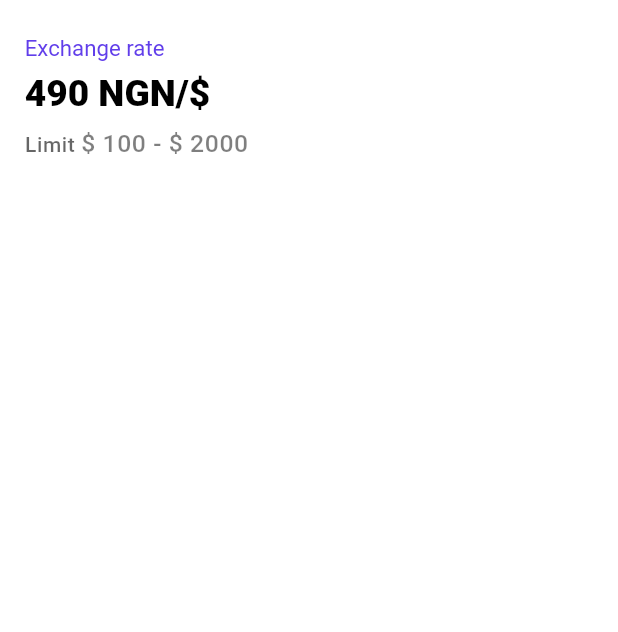
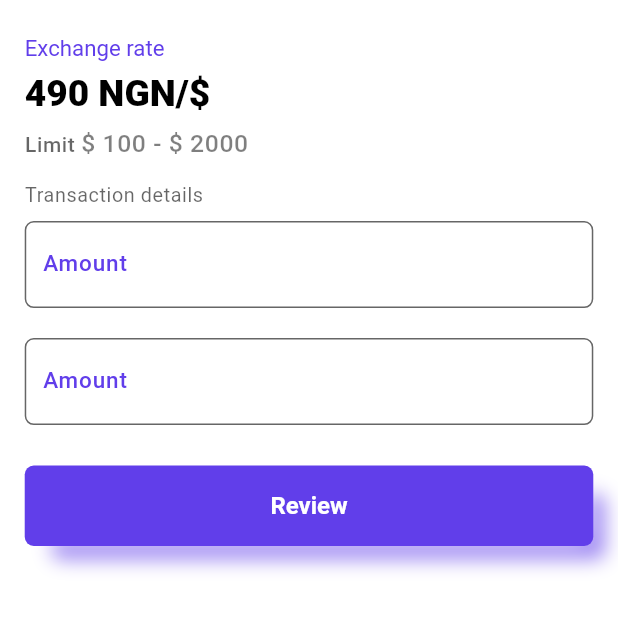
Before and after one commit to topoika/money-x, a Flutter app: the BuyFiatDetails screen opened by its route, on a phone screen of 412 x 824 dp, the part 52-684 px from its top. Run offline on Flutter 3.47's test engine with Material 2 defaults, Android fonts, the phone set to English and light mode, and no system bars; our stand-ins replace flutter_multi_formatter, google_fonts, shared_preferences; accounts and stored records are empty; Roboto replaces fonts that are missing (Sarabun).

Commit message:
buy one fiat page

```diff
--- a/lib/base/components/texts_widgets.dart
+++ b/lib/base/components/texts_widgets.dart
@@ -68,3 +68,13 @@ Color getColor(String type) {
       return black.withOpacity(.4);
   }
 }
+
+Widget smallText(BuildContext context, String text, double font,
+        {FontWeight fontWeight = FontWeight.w400}) =>
+    Text(
+      text,
+      style: Theme.of(context).textTheme.bodyText2!.copyWith(
+          color: Theme.of(context).textTheme.bodyText2!.color!.withOpacity(.6),
+          fontWeight: fontWeight,
+          fontSize: getWidth(context, font)),
+    );
--- a/lib/base/helper/decorations.dart
+++ b/lib/base/helper/decorations.dart
@@ -59,3 +59,28 @@ InputDecoration inputDecoration(BuildContext context, String hint, String label,
             BorderSide(color: Theme.of(context).primaryColor, width: .7),
       ),
     );
+InputDecoration amountTextInputDecoration(
+        BuildContext context, String hint, label, suffix) =>
+    InputDecoration(
+      hintText: hint,
+      labelText: label,
+      suffix: Text(suffix, style: Theme.of(context).textTheme.headline6),
+      labelStyle: TextStyle(
+          color: Theme.of(context).primaryColor, fontWeight: FontWeight.w500),
+      hintStyle: Theme.of(context)
+          .textTheme
+          .bodySmall!
+          .copyWith(color: Theme.of(context).textTheme.headline6!.color),
+      fillColor: Theme.of(context).scaffoldBackgroundColor.withOpacity(.3),
+      filled: true,
+      border: OutlineInputBorder(
+        borderRadius: BorderRadius.circular(6),
+        borderSide:
+            BorderSide(color: Theme.of(context).primaryColor, width: .7),
+      ),
+      focusedBorder: OutlineInputBorder(
+        borderRadius: BorderRadius.circular(6),
+        borderSide:
+            BorderSide(color: Theme.of(context).primaryColor, width: .7),
+      ),
+    );
--- a/lib/base/helper/theme.dart
+++ b/lib/base/helper/theme.dart
@@ -9,6 +9,9 @@ ThemeData lightTheme() => ThemeData(
       accentColor: const Color(0xFFFF7D00),
       fontFamily: GoogleFonts.sarabun().fontFamily,
       textTheme: TextTheme(
+        headline1: TextStyle(
+          color: Colors.black,
+        ),
         headline6: TextStyle(
             color: purple,
             fontWeight: FontWeight.w600,
--- a/lib/base/views/buy_one_fiat.dart
+++ b/lib/base/views/buy_one_fiat.dart
@@ -1,8 +1,11 @@
 import 'package:flutter/material.dart';
+import 'package:flutter_multi_formatter/flutter_multi_formatter.dart';
 
 import '../components/custom_appbars.dart';
+import '../components/custom_buttons.dart';
 import '../components/texts_widgets.dart';
 import '../helper/constants.dart';
+import '../helper/decorations.dart';
 
 class BuyFiatDetails extends StatefulWidget {
   const BuyFiatDetails({super.key});
@@ -12,6 +15,7 @@ class BuyFiatDetails extends StatefulWidget {
 }
 
 class _BuyFiatDetailsState extends State<BuyFiatDetails> {
+  TextEditingController ngn = TextEditingController();
   @override
   Widget build(BuildContext context) {
     return Scaffold(
@@ -28,7 +32,62 @@ class _BuyFiatDetailsState extends State<BuyFiatDetails> {
               vertical: getWidth(context, 2.4),
             ),
             child: limitText(context, 'Limit ', '\$ 100 - \$ 2000'),
-          )
+          ),
+          const SizedBox(height: 7),
+          smallText(context, "Transaction details", 3.2,
+              fontWeight: FontWeight.w400),
+          Padding(
+            padding: const EdgeInsets.symmetric(vertical: 10),
+            child: TextFormField(
+              cursorColor: Theme.of(context).primaryColor,
+              keyboardType: TextInputType.number,
+              inputFormatters: [
+                MoneyInputFormatter(
+                    thousandSeparator: ThousandSeparator.Comma,
+
+                    mantissaLength: 0)
+              ],
+              cursorWidth: 1,
+              onChanged: (val) {
+                var value = double.tryParse(val);
+                if (value != null) {
+                  value = value * 490;
+                  setState(() {
+                    ngn.text = value!.toStringAsFixed(2).toString();
+                  });
+                } else {
+                  ngn.clear();
+                }
+              },
+              autocorrect: true,
+              style: Theme.of(context).textTheme.headline6!.copyWith(
+                  color: Theme.of(context).textTheme.headline1!.color),
+              cursorHeight: 21,
+              decoration:
+                  amountTextInputDecoration(context, "Amount", "Amount", "\$"),
+            ),
+          ),
+          Padding(
+            padding: const EdgeInsets.symmetric(vertical: 10),
+            child: TextFormField(
+              inputFormatters: [MoneyInputFormatter()],
+              cursorColor: Theme.of(context).primaryColor,
+              keyboardType: TextInputType.number,
+              cursorWidth: 1,
+              autocorrect: true,
+              controller: ngn,
+              style: Theme.of(context).textTheme.headline6!.copyWith(
+                  color: Theme.of(context).textTheme.headline1!.color),
+              cursorHeight: 21,
+              decoration:
+                  amountTextInputDecoration(context, "Amount", "Amount", "NGN"),
+            ),
+          ),
+          const SizedBox(height: 7),
+          Padding(
+            padding: const EdgeInsets.symmetric(vertical: 10),
+            child: mainButton(context, "Review", () {}),
+          ),
         ],
       ),
     );
--- a/pubspec.yaml
+++ b/pubspec.yaml
@@ -10,6 +10,7 @@ dependencies:
   cupertino_icons: ^1.0.2
   flutter:
     sdk: flutter
+  flutter_multi_formatter: ^2.2.1
   google_fonts: ^3.0.1
   icons_launcher: ^2.0.6
   intl: ^0.17.0
```
Also changed, not shown: pubspec.lock.
